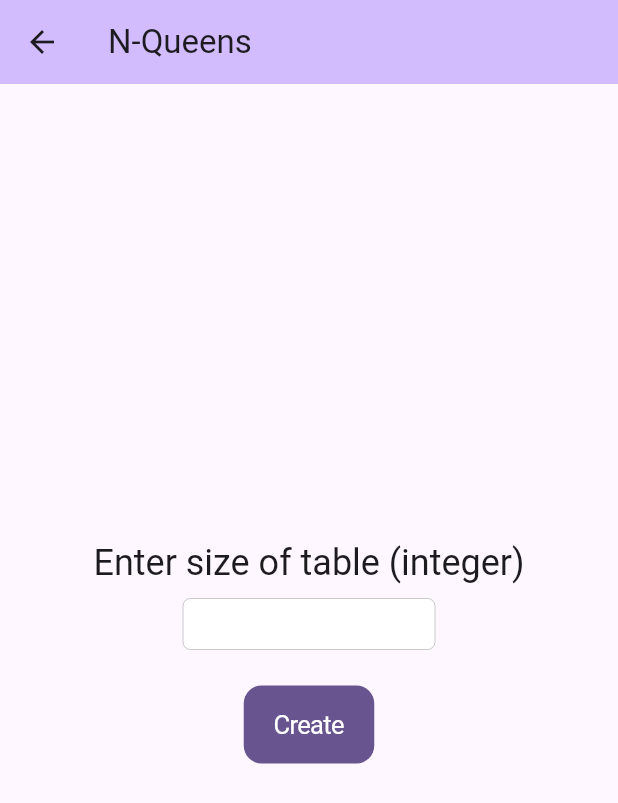
After one commit to P-B1101/problems, a Flutter app: the ColoredQueenPage screen opened by its route, on a phone screen of 412 x 824 dp. The commit adds this screen. Shown: the top 803 px of the screen. Run offline on Flutter 3.47's test engine with Material 3 defaults, Android fonts, the light colour scheme and no system bars; our stand-ins replace go_router.

Commit message:
add codes

```diff
--- /dev/null
+++ b/lib/backtracking/queens/colored_queen_cell.dart
@@ -0,0 +1,22 @@
+import 'package:problems/backtracking/queens/queen_cell_color.dart';
+
+import 'queen_cell.dart';
+
+final class ColoredQueenCell extends QueenCell {
+  final QueenCellColor color;
+
+  const ColoredQueenCell({
+    required super.index,
+    required super.isSelected,
+    required super.cacheSelected,
+    required this.color,
+  });
+
+  factory ColoredQueenCell.create((int, int) index, QueenCellColor color) =>
+      ColoredQueenCell(index: index, isSelected: false, color: color, cacheSelected: false);
+
+  factory ColoredQueenCell.createSelected((int, int) index, QueenCellColor color) =>
+      ColoredQueenCell(index: index, isSelected: true, color: color, cacheSelected: false);
+
+  ColoredQueenCell toggleColor() => ColoredQueenCell(index: index, isSelected: isSelected, color: color.toggle(), cacheSelected: cacheSelected);
+}
--- /dev/null
+++ b/lib/backtracking/queens/queen_cell_color.dart
@@ -0,0 +1,27 @@
+import 'package:flutter/material.dart';
+
+enum QueenCellColor {
+  purple(Colors.purple),
+  orange(Colors.orange),
+  blue(Colors.blue),
+  brown(Colors.brown),
+  yellow(Colors.yellowAccent),
+  grey(Colors.grey),
+  green(Colors.lightGreenAccent),
+  red(Colors.redAccent);
+
+  final Color color;
+
+  const QueenCellColor(this.color);
+
+  QueenCellColor toggle() => switch (this) {
+        purple => orange,
+        orange => blue,
+        blue => brown,
+        brown => yellow,
+        yellow => grey,
+        grey => green,
+        green => red,
+        red => purple,
+      };
+}
--- a/lib/backtracking/queens/queen_problem_solver.dart
+++ b/lib/backtracking/queens/queen_problem_solver.dart
@@ -3,15 +3,26 @@ import 'package:flutter/foundation.dart';
 import '../../domain/solver_notifier.dart';
 import 'queen_cell.dart';
 
-final class QueenProblemSolver extends SolverNotifier<(List<QueenCell> current, List<List<QueenCell>> all)> {
-  final Map<(int, int), QueenCell> _cells;
-  final List<List<QueenCell>> _answers;
+class QueenProblemSolver extends SolverNotifier<(List<QueenCell> current, List<List<QueenCell>> all)> {
+  @protected
+  final Map<(int, int), QueenCell> cells;
+  @protected
+  final List<List<QueenCell>> answers;
   final int size;
 
   QueenProblemSolver(List<List<String?>> cells)
-      : _cells = _createCells(cells),
-        _answers = [],
+      : cells = _createCells(cells),
+        answers = [],
         size = cells.length {
+    if (kFlutterMemoryAllocationsEnabled) {
+      ChangeNotifier.maybeDispatchObjectCreation(this);
+    }
+  }
+
+  QueenProblemSolver.fromCell(Map<(int, int), QueenCell> cellMap, int tableSize)
+      : cells = cellMap,
+        answers = [],
+        size = tableSize {
     if (kFlutterMemoryAllocationsEnabled) {
       ChangeNotifier.maybeDispatchObjectCreation(this);
     }
@@ -21,7 +32,7 @@ final class QueenProblemSolver extends SolverNotifier<(List<QueenCell> current,
     Map<(int, int), QueenCell> result = {};
     for (int i = 0; i < cells.length; i++) {
       for (int j = 0; j < cells[i].length; j++) {
-        result[(j, i)] = (QueenCell.create((j, i), '$j, $i'));
+        result[(j, i)] = (QueenCell.create((j, i)));
       }
     }
     return result;
@@ -29,63 +40,60 @@ final class QueenProblemSolver extends SolverNotifier<(List<QueenCell> current,
 
   @override
   void solve() {
-    if (_cells.isEmpty) return;
-    List<int> queens = [];
-    _backtrack(size, 0, queens);
+    if (cells.isEmpty) return;
+    // List<int> queens = [];
+    _solveViaBacktrack(size, 0);
   }
 
-  Future<void> _backtrack(int n, int row, List<int> queens) async {
+  Future<void> _solveViaBacktrack(int n, int row) async {
     if (row == n) {
-      _constructBoard(queens, n);
+      _constructBoard(n);
       return;
     }
 
     for (int col = 0; col < n; col++) {
-      if (await _isValid(queens, row, col)) {
-        queens.add(col);
-        await notify(() => _cells[(queens.length - 1, col)] = _cells[(queens.length - 1, col)]!.markAsSelected());
-        await _backtrack(n, row + 1, queens);
-        await notify(() => _cells[(queens.length - 1, queens.last)] = _cells[(queens.length - 1, queens.last)]!.clearSelected());
-        queens.removeLast();
+      if (await isValid(row, col)) {
+        await notify(() => cells[(row, col)] = cells[(row, col)]!.markAsSelected());
+        await _solveViaBacktrack(n, row + 1);
+        await notify(() => cells[(row, col)] = cells[(row, col)]!.clearSelected());
       }
     }
   }
 
-  Future<bool> _isValid(List<int> queens, int row, int col) async {
+  @protected
+  Future<bool> isValid(int row, int col) async {
     for (int r = 0; r < row; r++) {
-      int c = queens[r];
-      await notify(() => _cells[(row, col)] = _cells[(row, col)]!.markAsCacheSelected());
+      int c = getColumn(r);
+      await notify(() => cells[(row, col)] = cells[(row, col)]!.markAsCacheSelected());
       if (c == col) {
-        notify(() => _cells[(row, col)] = _cells[(row, col)]!.clearCacheSelected());
+        notify(() => cells[(row, col)] = cells[(row, col)]!.clearCacheSelected());
         return false;
       }
       if ((r - c) == (row - col)) {
-        notify(() => _cells[(row, col)] = _cells[(row, col)]!.clearCacheSelected());
+        notify(() => cells[(row, col)] = cells[(row, col)]!.clearCacheSelected());
         return false;
       }
       if ((r + c) == (row + col)) {
-        notify(() => _cells[(row, col)] = _cells[(row, col)]!.clearCacheSelected());
+        notify(() => cells[(row, col)] = cells[(row, col)]!.clearCacheSelected());
         return false;
       }
     }
-    notify(() => _cells[(row, col)] = _cells[(row, col)]!.clearCacheSelected());
+    notify(() => cells[(row, col)] = cells[(row, col)]!.clearCacheSelected());
     return true;
   }
 
-  void _constructBoard(List<int> queens, int n) {
-    List<QueenCell> board = [];
-    for (int i = 0; i < n; i++) {
-      for (int j = 0; j < n; j++) {
-        if (queens[i] == j) {
-          board.add(QueenCell.createSelected((i, j)));
-        } else {
-          board.add(QueenCell.create((i, j)));
-        }
-      }
-    }
-    _answers.add(board);
+  void _constructBoard(int n) {
+    answers.add(cells.values.toList());
   }
 
   @override
-  (List<QueenCell> current, List<List<QueenCell>> all) get value => (_cells.values.toList(), _answers);
+  (List<QueenCell> current, List<List<QueenCell>> all) get value => (cells.values.toList(), answers);
+
+  @protected
+  int getColumn(int row) {
+    for (int i = 0; i < size; i++) {
+      if (cells[(row, i)]!.isSelected) return i;
+    }
+    return -1;
+  }
 }
--- a/lib/backtracking/queens/queens_widgets.dart
+++ b/lib/backtracking/queens/queens_widgets.dart
@@ -1,6 +1,7 @@
 import 'dart:math' as math;
 
 import 'package:flutter/material.dart';
+import 'package:problems/backtracking/queens/colored_queen_cell.dart';
 
 import 'queen_cell.dart';
 import 'queen_problem_solver.dart';
@@ -114,10 +115,12 @@ class _CellWidget extends StatelessWidget {
   Widget build(BuildContext context) {
     return Container(
       color: cell.isSelected
-          ? Colors.green
+          ? Colors.green.withOpacity(.25)
           : cell.cacheSelected
               ? Colors.yellow.withOpacity(.8)
               : Colors.white,
     );
   }
+
+  bool get isColored => cell is ColoredQueenCell;
 }
--- /dev/null
+++ b/lib/colored_queen_page.dart
@@ -0,0 +1,85 @@
+import 'package:flutter/cupertino.dart';
+import 'package:flutter/material.dart';
+import 'package:problems/backtracking/queens/colored_queen_problem_solver.dart';
+import 'package:problems/backtracking/queens/queen_cell_color.dart';
+
+import 'backtracking/queens/queens.dart';
+import 'widget/action_button.dart';
+
+class ColoredQueenPage extends StatefulWidget {
+  static const route = 'colored-queens';
+  const ColoredQueenPage({super.key});
+
+  @override
+  State<ColoredQueenPage> createState() => _ColoredQueenPageState();
+}
+
+class _ColoredQueenPageState extends State<ColoredQueenPage> {
+  String _counter = '';
+  bool _createMode = true;
+  ColoredQueenProblemSolver? _solver;
+
+  void _onTap() {
+    final count = int.tryParse(_counter);
+    if (count == null) return;
+    if (_counter == _solver?.size.toString() && _solver != null) {
+      setState(() {
+        _createMode = true;
+      });
+      _solver!.solve();
+      return;
+    }
+    setState(() {
+      _createMode = false;
+      _solver = ColoredQueenProblemSolver(List.generate(
+        count,
+        (index) => List.generate(count, (j) => QueenCellColor.brown),
+      ));
+    });
+  }
+
+  @override
+  Widget build(BuildContext context) {
+    return Scaffold(
+      appBar: AppBar(
+        backgroundColor: Theme.of(context).colorScheme.inversePrimary,
+        title: const Text('N-Queens'),
+      ),
+      body: SizedBox(
+        width: double.infinity,
+        child: Column(
+          mainAxisAlignment: MainAxisAlignment.center,
+          children: <Widget>[
+            Text(
+              'Enter size of table (integer)',
+              style: Theme.of(context).textTheme.headlineSmall,
+            ),
+            const SizedBox(height: 8),
+            Container(
+              padding: const EdgeInsets.symmetric(horizontal: 16),
+              width: 200,
+              child: CupertinoTextField(
+                onChanged: (value) => _counter = value,
+                textAlign: TextAlign.center,
+                readOnly: !_createMode,
+              ),
+            ),
+            const SizedBox(height: 24),
+            ActionButton.mode(
+              onTap: _onTap,
+              isCreateMode: _createMode,
+            ),
+            const SizedBox(height: 12),
+            if (_solver != null)
+              Flexible(
+                child: Padding(
+                  padding: const EdgeInsets.all(16),
+                  child: QueensWidget(queen: _solver!),
+                ),
+              ),
+          ],
+        ),
+      ),
+    );
+  }
+}
--- a/lib/domain/solver_notifier.dart
+++ b/lib/domain/solver_notifier.dart
@@ -4,8 +4,10 @@ abstract class SolverNotifier<T> extends ChangeNotifier implements ValueListenab
   Future<void> notify(Function() func) async {
     func();
     notifyListeners();
-    await Future.delayed(Duration.zero);
+    await Future.delayed(duration);
   }
+
+  Duration get duration => Duration.zero;
 
   void solve();
 }
--- a/lib/router.dart
+++ b/lib/router.dart
@@ -2,6 +2,7 @@ import 'package:go_router/go_router.dart';
 import 'package:problems/main.dart';
 import 'package:problems/sudoku_page.dart';
 
+import 'colored_queen_page.dart';
 import 'queen_page.dart';
 
 abstract final class AppRouter {
@@ -18,6 +19,11 @@ abstract final class AppRouter {
             builder: (context, state) => const QueenPage(),
           ),
           GoRoute(
+            path: '/${ColoredQueenPage.route}',
+            name: ColoredQueenPage.route,
+            builder: (context, state) => const ColoredQueenPage(),
+          ),
+          GoRoute(
             path: '/${SudokuPage.route}',
             name: SudokuPage.route,
             builder: (context, state) => const SudokuPage(),
```
Also changed, not shown: lib/backtracking/queens/colored_queen_problem_solver.dart (added, +43 -0 lines), lib/backtracking/queens/queen_cell.dart (+7 -11 lines), lib/main.dart (+8 -0 lines).
